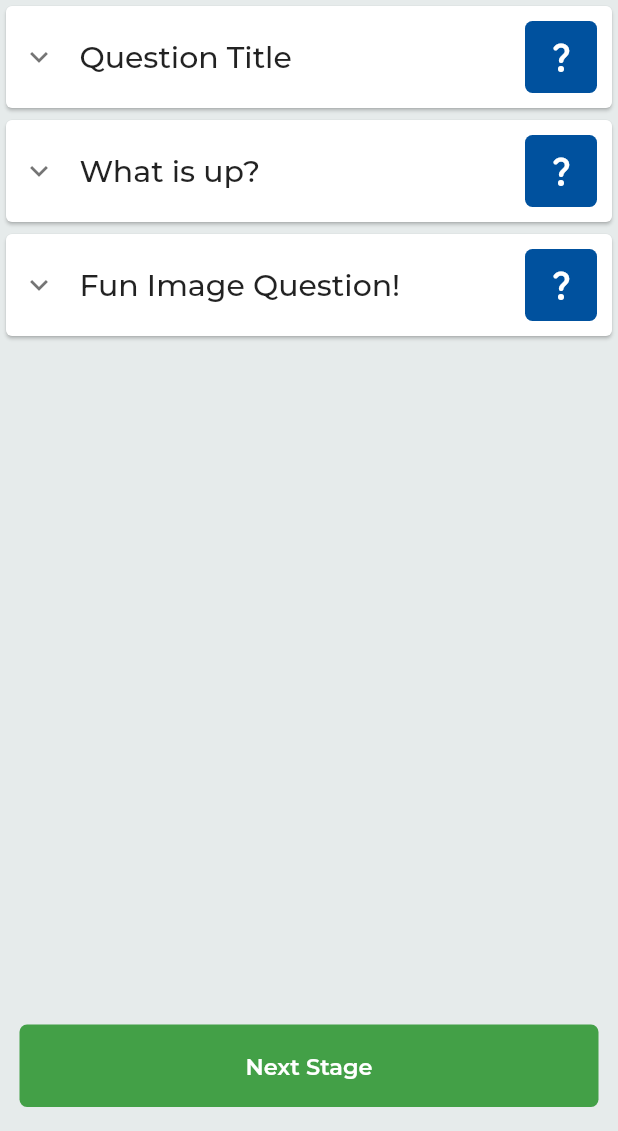
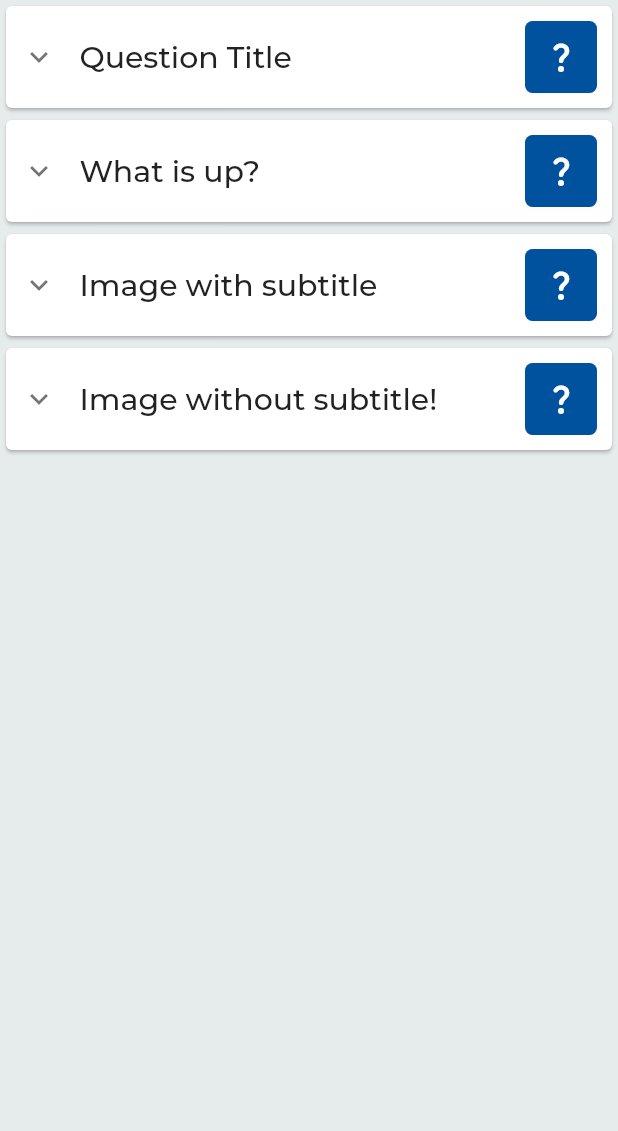
Before and after one commit to aazirani/guide_wizard, a Flutter app: the screen it shows after launch, on a phone screen of 412 x 824 dp, the part 105-1236 px from its top. Run offline on Flutter 3.47's test engine with Material 2 defaults, Android fonts, the phone set to English and light mode, and no system bars; our stand-ins replace another_flushbar, dio, flutter_mobx, get_it, google_fonts, mobx and 3 more; missing offline and left inert: material_dialog, xxtea; generated files the repository leaves out were written again.

Commit message:
Develop image question

```diff
--- a/lib/models/question/image_questions.dart
+++ b/lib/models/question/image_questions.dart
@@ -4,12 +4,16 @@ class ImageQuestion implements Question{
   String title, description;
   List<Map<String, dynamic>> options;
   bool multiChoice, isAnswered=false;
-
+  late int columns;
+  double? height, width;
   ImageQuestion({
     required this.title,
     required this.description,
     required this.options,
     required this.multiChoice,
+    this.columns=2,
+    this.height,
+    this.width,
   });
 
   void answer(){
--- a/lib/ui/questions/question_widget.dart
+++ b/lib/ui/questions/question_widget.dart
@@ -1,3 +1,4 @@
+import 'package:boilerplate/models/question/image_questions.dart';
 import 'package:flutter/material.dart';
 import '../../constants/colors.dart';
 import 'dart:math' as math;
@@ -11,7 +12,8 @@ class QuestionWidget extends StatefulWidget {
   QuestionWidget(
       {Key? key,
       required this.question,
-      required this.expanded,})
+      required this.expanded,
+      })
       : super(key: key);
 
   @override
@@ -93,33 +95,18 @@ class _QuestionWidgetState extends State<QuestionWidget> {
       );
     }
 
-    Widget _buildImageOptions(){
-      return Column(
-        children: widget.question.options.map((option) =>
-          Container(
-            margin: const EdgeInsets.only(left: 15, right: 15, top: 10),
-            child: ListTile(
-              onTap: (){
-                setState(() {
-                  int index=widget.question.options.indexOf(option);
-                  widget.question.options.elementAt(index)["selected"]=!widget.question.options.elementAt(index)["selected"];
-                });
-              },
-              shape: RoundedRectangleBorder(
-                side: BorderSide(color: option["selected"] ? Colors.black:Colors.transparent, width: 2),
-                borderRadius: BorderRadius.circular(5),
-              ),
-              // checkboxShape: CircleBorder(),
-              title: Column(
+    Widget _buildImageOptionSubtitle(int index){
+      if(widget.question.options.elementAt(index)["subtitle"]!=null){
+        return Padding(
+          padding: const EdgeInsets.only(top: 5),
+          child: Row(
             children: [
-                  option["image"],
-                  Row(
-                    children: [
-                      Checkbox(
-                        value: widget.question.options.elementAt(widget.question.options.indexOf(option))["selected"],
+              Transform.scale(
+                child: SizedBox(
+                  child: Checkbox(
+                    value: widget.question.options.elementAt(index)["selected"],
                     onChanged: (value){
                       setState(() {
-                            int index=widget.question.options.indexOf(option);
                         widget.question.options.elementAt(index)["selected"]=value;
                       });
                     },
@@ -127,17 +114,81 @@ class _QuestionWidgetState extends State<QuestionWidget> {
                     activeColor: Colors.black87,
                     shape: CircleBorder(),
                   ),
-                      Text(option["subtitle"]),
+                  height: 30,
+                  width: 30,
+                ),
+                scale: 0.8,
+              ),
+              Flexible(
+                  child: Text(
+                    widget.question.options.elementAt(index)["subtitle"],
+                    style: TextStyle(
+                      fontSize: 13,
+                    ),
+                  ),
+              ),
             ],
           ),
+        );
+      }
+      else{
+        return SizedBox();
+      }
+    }
+
+
+    Widget _buildSingleImageOption(int index){
+      ImageQuestion imageQuestion=widget.question as ImageQuestion;
+      return Flexible(
+        child: Container(
+        margin: const EdgeInsets.all(8),
+        height: imageQuestion.height,
+          width: imageQuestion.width,
+          child: ListTile(
+            onTap: (){
+              setState(() {
+                imageQuestion.options.elementAt(index)["selected"]=!imageQuestion.options.elementAt(index)["selected"];
+              });
+            },
+            shape: RoundedRectangleBorder(
+              side: BorderSide(color: imageQuestion.options.elementAt(index)["selected"] ? Colors.black:Colors.transparent, width: 2),
+              borderRadius: BorderRadius.circular(5),
+            ),
+            // checkboxShape: CircleBorder(),
+            title: Column(
+              children: [
+                imageQuestion.options.elementAt(index)["image"],
+                _buildImageOptionSubtitle(index),
               ],
             ),
             // controlAffinity: ListTileControlAffinity.trailing,
             tileColor: AppColors.grey,
             // activeColor: Colors.black,
           ),
-          )
-        ).toList(),
+        ),
+      );
+    }
+
+    Widget _buildAImageOptionsRow(int begin, int end){
+      return Padding(
+        padding: const EdgeInsets.symmetric(horizontal: 10),
+        child: Row(
+          mainAxisAlignment: MainAxisAlignment.center,
+          children: [
+            for(int index=begin; index<end; index++)
+              _buildSingleImageOption(index),
+          ],
+        ),
+      );
+    }
+
+    Widget _buildImageOptions(){
+      ImageQuestion imageQuestion=widget.question as ImageQuestion;
+      return Column(
+        children: [
+          for(int begin=0; begin<=imageQuestion.options.length-imageQuestion.columns+1; begin+=imageQuestion.columns)
+            _buildAImageOptionsRow(begin, math.min(begin+imageQuestion.columns, imageQuestion.options.length)),
+        ],
       );
     }
 
@@ -152,7 +203,7 @@ class _QuestionWidgetState extends State<QuestionWidget> {
 
     Widget _buildNextQuestionButton() {
       return Padding(
-        padding: const EdgeInsets.symmetric(vertical: 20),
+        padding: const EdgeInsets.only(bottom: 20, top: 15),
         child: TextButton(
           style: ButtonStyle(
             minimumSize: MaterialStateProperty.all(Size(math.max(_getScreenWidth()-26, 0),55)),
--- a/lib/ui/questions/questions_list_page.dart
+++ b/lib/ui/questions/questions_list_page.dart
@@ -5,7 +5,6 @@ import '../../models/question/image_questions.dart';
 import '../../models/question/question.dart';
 import '../../models/question/text_question.dart';
 import 'question_widget.dart';
-import 'package:flutter_expanded_tile/flutter_expanded_tile.dart';
 
 class QuestionsListPage extends StatefulWidget {
   const QuestionsListPage({Key? key}) : super(key: key);
@@ -46,14 +45,32 @@ class _QuestionsListPageState extends State<QuestionsListPage> {
           multiChoice: true,
       ),
       ImageQuestion(
-        title: "Fun Image Question!",
+        title: "Image with subtitle",
         description: "description description description description description description description",
         options: [
-          {"image": Image.asset("assets/icons/ic_appicon.png"), "subtitle":"image subtitle hooray!", "selected":false},
-          {"image": Image.asset("assets/icons/ic_appicon.png"), "subtitle":"image subtitle hooray!", "selected":false},
-          {"image": Image.asset("assets/icons/ic_appicon.png"), "subtitle":"image subtitle hooray!", "selected":false},
+          {"image": Image.asset("assets/images/test_image.jpg"), "subtitle":"image subtitle!", "selected":false},
+          {"image": Image.asset("assets/images/test_image.jpg"), "subtitle":"image subtitle!", "selected":false},
+          {"image": Image.asset("assets/images/test_image.jpg"), "subtitle":"image subtitle!", "selected":false},
+          {"image": Image.asset("assets/images/test_image.jpg"), "subtitle":"image subtitle!", "selected":false},
         ],
         multiChoice: true,
+        columns: 2,
+        // height: 150,
+        // width: 150,
+      ),
+      ImageQuestion(
+        title: "Image without subtitle!",
+        description: "description description description description description description description",
+        options: [
+          {"image": Image.asset("assets/images/test_image.jpg"), "selected":false},
+          {"image": Image.asset("assets/images/test_image.jpg"), "selected":false},
+          {"image": Image.asset("assets/images/test_image.jpg"), "selected":false},
+          {"image": Image.asset("assets/images/test_image.jpg"), "selected":false},
+        ],
+        multiChoice: true,
+        columns: 2,
+        // height: 150,
+        // width: 150,
       ),
     ];
     super.initState();
@@ -64,7 +81,7 @@ class _QuestionsListPageState extends State<QuestionsListPage> {
 
 
 
-  Widget _buildFloatingActionButton() {
+  Widget _buildNextStageButton() {
     return TextButton(
       style: ButtonStyle(
         minimumSize: MaterialStateProperty.all(Size(math.max(_getScreenWidth()-26, 0),55)),
@@ -107,8 +124,10 @@ class _QuestionsListPageState extends State<QuestionsListPage> {
       );
     }
     ).toList();
-    questionsWidgets.add(
-      SizedBox(height: 80,)
+    questionsWidgets.addAll(
+      [
+        SizedBox(height: 80,),
+      ]
     );
 
     return questionsWidgets;
@@ -121,8 +140,8 @@ class _QuestionsListPageState extends State<QuestionsListPage> {
       body: ListView(
         children: _buildQuestionsWidgetList(),
       ),
-      floatingActionButton: _buildFloatingActionButton(),
-      floatingActionButtonLocation: FloatingActionButtonLocation.centerFloat,
+      // floatingActionButton: _buildNextStageButton(),
+      // floatingActionButtonLocation: FloatingActionButtonLocation.centerFloat,
     );
   }
 }
```
Also changed, not shown: assets/images/test_image.jpg (added). Lines whose indentation alone changed are shown as unchanged.
